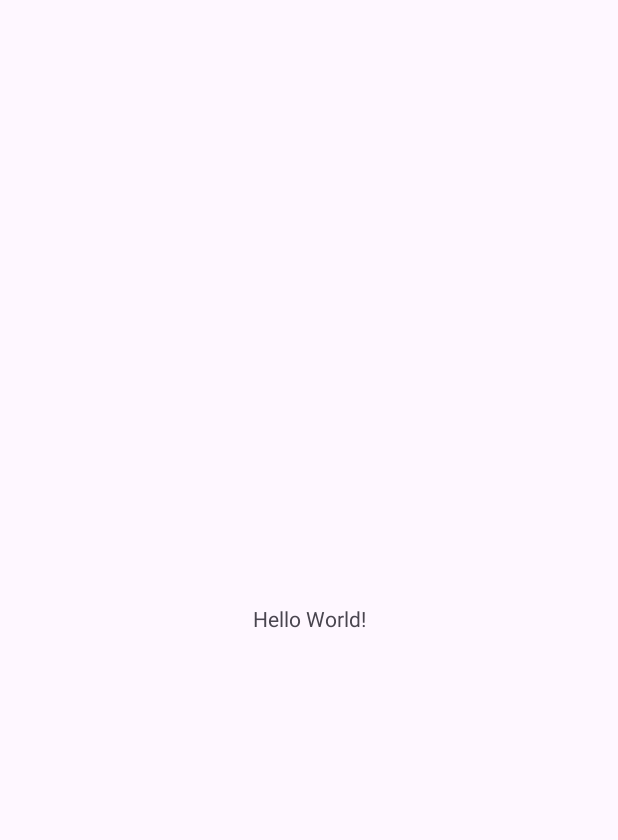
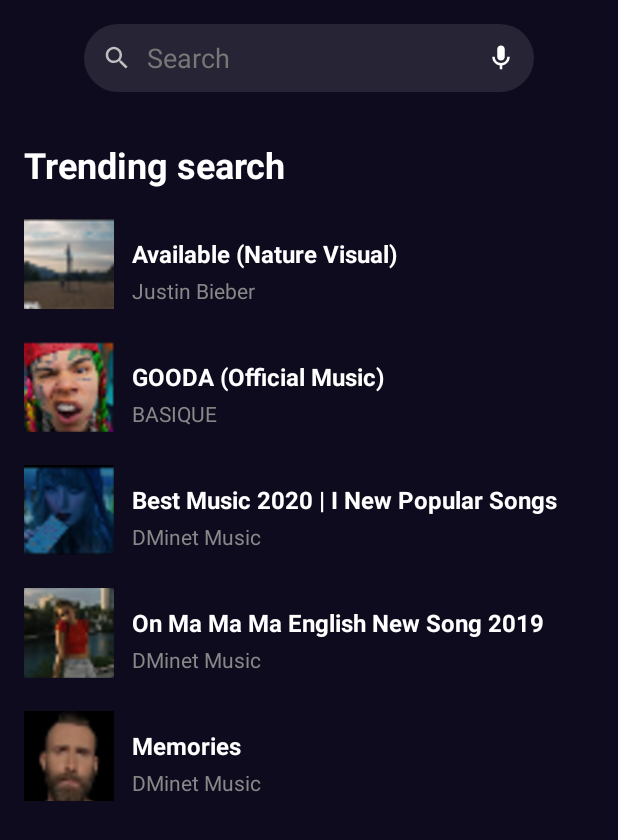
Before and after one commit to Quyenlam22/Group_8_Music_Flow, an Android app: the screen it shows after launch (MainActivity before the commit, Search after it), on a phone screen of 412 x 824 dp. Before the commit the part shown is almost empty. Shown: the top 840 px of the screen. Run offline under Robolectric (Android 15) with nearby library versions, the phone set to English and light mode, and no system bars.

Commit message:
UI search

```diff
--- a/app/src/main/AndroidManifest.xml
+++ b/app/src/main/AndroidManifest.xml
@@ -12,7 +12,7 @@
         android:supportsRtl="true"
         android:theme="@style/Theme.BTL">
         <activity
-            android:name=".ui.activity.MainActivity"
+            android:name=".ui.activity.Search"
             android:exported="true">
             <intent-filter>
                 <action android:name="android.intent.action.MAIN" />
--- a/app/src/main/java/com/vn/btl/ui/activity/MainActivity.java
+++ b/app/src/main/java/com/vn/btl/ui/activity/Search.java
@@ -10,14 +10,14 @@
 
 import com.vn.btl.R;
 
-public class MainActivity extends AppCompatActivity {
+public class Search extends AppCompatActivity {
 
     @Override
     protected void onCreate(Bundle savedInstanceState) {
         super.onCreate(savedInstanceState);
         EdgeToEdge.enable(this);
-        setContentView(R.layout.activity_main);
-        ViewCompat.setOnApplyWindowInsetsListener(findViewById(R.id.main), (v, insets) -> {
+        setContentView(R.layout.activity_search);
+        ViewCompat.setOnApplyWindowInsetsListener(findViewById(R.id.search), (v, insets) -> {
             Insets systemBars = insets.getInsets(WindowInsetsCompat.Type.systemBars());
             v.setPadding(systemBars.left, systemBars.top, systemBars.right, systemBars.bottom);
             return insets;
--- /dev/null
+++ b/app/src/main/res/drawable/ic_mic.xml
@@ -0,0 +1,12 @@
+<vector xmlns:android="http://schemas.android.com/apk/res/android"
+    android:width="24dp"
+    android:height="24dp"
+    android:viewportWidth="24"
+    android:viewportHeight="24">
+    <path
+        android:fillColor="#FFFFFF"
+        android:pathData="M12,14c1.66,0 2.99,-1.34 2.99,-3L15,5c0,-1.66 -1.34,-3 -3,-3S9,3.34 9,5v6c0,1.66 1.34,3 3,3z"/>
+    <path
+        android:fillColor="#FFFFFF"
+        android:pathData="M17,11c0,2.76 -2.24,5 -5,5s-5,-2.24 -5,-5H5c0,3.53 2.61,6.43 6,6.92V21h2v-3.08c3.39,-0.49 6,-3.39 6,-6.92h-2z"/>
+</vector>
--- /dev/null
+++ b/app/src/main/res/drawable/ic_search.xml
@@ -0,0 +1,9 @@
+<vector xmlns:android="http://schemas.android.com/apk/res/android"
+    android:width="24dp"
+    android:height="24dp"
+    android:viewportWidth="24"
+    android:viewportHeight="24">
+    <path
+        android:fillColor="#BFBFBF"
+        android:pathData="M15.5,14h-0.79l-0.28,-0.27C15.41,12.59 16,11.11 16,9.5 16,5.91 13.09,3 9.5,3S3,5.91 3,9.5 5.91,16 9.5,16c1.61,0 3.09,-0.59 4.23,-1.57l0.27,0.28v0.79l5,4.99L20.49,19l-4.99,-5zm-6,0C7.01,14 5,11.99 5,9.5S7.01,5 9.5,5 14,7.01 14,9.5 11.99,14 9.5,14z"/>
+</vector>
--- /dev/null
+++ b/app/src/main/res/drawable/search_background.xml
@@ -0,0 +1,5 @@
+<?xml version="1.0" encoding="utf-8"?>
+<shape xmlns:android="http://schemas.android.com/apk/res/android">
+    <solid android:color="#272435" />
+    <corners android:radius="25dp" />
+</shape>
--- a/app/src/main/res/layout/activity_main.xml
+++ /dev/null
@@ -1,19 +0,0 @@
-<?xml version="1.0" encoding="utf-8"?>
-<androidx.constraintlayout.widget.ConstraintLayout xmlns:android="http://schemas.android.com/apk/res/android"
-    xmlns:app="http://schemas.android.com/apk/res-auto"
-    xmlns:tools="http://schemas.android.com/tools"
-    android:id="@+id/main"
-    android:layout_width="match_parent"
-    android:layout_height="match_parent"
-    tools:context=".ui.activity.MainActivity">
-
-    <TextView
-        android:layout_width="wrap_content"
-        android:layout_height="wrap_content"
-        android:text="Hello World!"
-        app:layout_constraintBottom_toBottomOf="parent"
-        app:layout_constraintEnd_toEndOf="parent"
-        app:layout_constraintStart_toStartOf="parent"
-        app:layout_constraintTop_toTopOf="parent" />
-
-</androidx.constraintlayout.widget.ConstraintLayout>
--- /dev/null
+++ b/app/src/main/res/layout/activity_search.xml
@@ -0,0 +1,272 @@
+<?xml version="1.0" encoding="utf-8"?>
+<LinearLayout xmlns:android="http://schemas.android.com/apk/res/android"
+    android:id="@+id/search"
+    android:layout_width="match_parent"
+    android:layout_height="match_parent"
+    android:orientation="vertical"
+    android:background="#0e0b1e">
+
+    <!-- Search Bar -->
+    <LinearLayout
+        android:layout_width="match_parent"
+        android:layout_height="wrap_content"
+        android:orientation="horizontal"
+        android:gravity="center"
+        android:padding="16dp"
+        android:background="#0e0b1e">
+
+        <LinearLayout
+            android:layout_width="300dp"
+            android:layout_height="45dp"
+            android:orientation="horizontal"
+            android:gravity="center_vertical"
+            android:background="@drawable/search_background"
+            android:paddingStart="12dp"
+            android:paddingEnd="12dp">
+
+            <!-- Icon tìm kiếm -->
+            <ImageView
+                android:layout_width="20dp"
+                android:layout_height="20dp"
+                android:src="@drawable/ic_search"
+                />
+
+            <!-- Ô nhập text -->
+            <EditText
+                android:layout_width="0dp"
+                android:layout_height="match_parent"
+                android:layout_weight="1"
+                android:background="@android:color/transparent"
+                android:hint="Search"
+                android:textColor="#FFFFFF"
+                android:textColorHint="#777777"
+                android:paddingStart="10dp"
+                android:singleLine="true" />
+
+            <!-- Icon micro -->
+            <ImageView
+                android:layout_width="20dp"
+                android:layout_height="20dp"
+                android:src="@drawable/ic_mic"
+                 />
+
+        </LinearLayout>
+
+    </LinearLayout>
+
+
+    <!-- Content -->
+    <LinearLayout
+        android:layout_width="match_parent"
+        android:layout_height="match_parent"
+        android:orientation="vertical"
+        android:padding="16dp">
+
+        <!-- Title -->
+        <TextView
+            android:layout_width="match_parent"
+            android:layout_height="wrap_content"
+            android:text="Trending search"
+            android:textColor="#FFFFFF"
+            android:textSize="24sp"
+            android:textStyle="bold"
+            android:layout_marginBottom="20dp" />
+
+        <!-- Search Item 1 -->
+        <LinearLayout
+            android:layout_width="match_parent"
+            android:layout_height="70dp"
+            android:orientation="horizontal"
+            android:layout_marginBottom="12dp">
+
+            <ImageView
+                android:layout_width="60dp"
+                android:layout_height="60dp"
+                android:src="@drawable/search_placeholder1"
+                android:scaleType="centerCrop" />
+
+            <LinearLayout
+                android:layout_width="0dp"
+                android:layout_height="match_parent"
+                android:layout_weight="1"
+                android:orientation="vertical"
+                android:paddingStart="12dp"
+                android:gravity="center_vertical">
+
+                <TextView
+                    android:layout_width="match_parent"
+                    android:layout_height="wrap_content"
+                    android:text="Available (Nature Visual)"
+                    android:textColor="#FFFFFF"
+                    android:textSize="16sp"
+                    android:textStyle="bold" />
+
+                <TextView
+                    android:layout_width="match_parent"
+                    android:layout_height="wrap_content"
+                    android:text="Justin Bieber"
+                    android:textColor="#888888"
+                    android:textSize="14sp"
+                    android:layout_marginTop="4dp" />
+            </LinearLayout>
+        </LinearLayout>
+
+        <!-- Search Item 2 -->
+        <LinearLayout
+            android:layout_width="match_parent"
+            android:layout_height="70dp"
+            android:orientation="horizontal"
+            android:layout_marginBottom="12dp">
+
+            <ImageView
+                android:layout_width="60dp"
+                android:layout_height="60dp"
+                android:src="@drawable/search_placeholder2"
+                android:scaleType="centerCrop" />
+
+            <LinearLayout
+                android:layout_width="0dp"
+                android:layout_height="match_parent"
+                android:layout_weight="1"
+                android:orientation="vertical"
+                android:paddingStart="12dp"
+                android:gravity="center_vertical">
+
+                <TextView
+                    android:layout_width="match_parent"
+                    android:layout_height="wrap_content"
+                    android:text="GOODA (Official Music)"
+                    android:textColor="#FFFFFF"
+                    android:textSize="16sp"
+                    android:textStyle="bold" />
+
+                <TextView
+                    android:layout_width="match_parent"
+                    android:layout_height="wrap_content"
+                    android:text="BASIQUE"
+                    android:textColor="#888888"
+                    android:textSize="14sp"
+                    android:layout_marginTop="4dp" />
+            </LinearLayout>
+        </LinearLayout>
+
+        <!-- Search Item 3 -->
+        <LinearLayout
+            android:layout_width="match_parent"
+            android:layout_height="70dp"
+            android:orientation="horizontal"
+            android:layout_marginBottom="12dp">
+
+            <ImageView
+                android:layout_width="60dp"
+                android:layout_height="60dp"
+                android:src="@drawable/search_placeholder3"
+                android:scaleType="centerCrop" />
+
+            <LinearLayout
+                android:layout_width="0dp"
+                android:layout_height="match_parent"
+                android:layout_weight="1"
+                android:orientation="vertical"
+                android:paddingStart="12dp"
+                android:gravity="center_vertical">
+
+                <TextView
+                    android:layout_width="match_parent"
+                    android:layout_height="wrap_content"
+                    android:text="Best Music 2020 | I New Popular Songs"
+                    android:textColor="#FFFFFF"
+                    android:textSize="16sp"
+                    android:textStyle="bold" />
+
+                <TextView
+                    android:layout_width="match_parent"
+                    android:layout_height="wrap_content"
+                    android:text="DMinet Music"
+                    android:textColor="#888888"
+                    android:textSize="14sp"
+                    android:layout_marginTop="4dp" />
+            </LinearLayout>
+        </LinearLayout>
+
+        <!-- Search Item 4 -->
+        <LinearLayout
+            android:layout_width="match_parent"
+            android:layout_height="70dp"
+            android:orientation="horizontal"
+            android:layout_marginBottom="12dp">
+
+            <ImageView
+                android:layout_width="60dp"
+                android:layout_height="60dp"
+                android:src="@drawable/search_placeholder4"
+                android:scaleType="centerCrop" />
+
+            <LinearLayout
+                android:layout_width="0dp"
+                android:layout_height="match_parent"
+                android:layout_weight="1"
+                android:orientation="vertical"
+                android:paddingStart="12dp"
+                android:gravity="center_vertical">
+
+                <TextView
+                    android:layout_width="match_parent"
+                    android:layout_height="wrap_content"
+                    android:text="On Ma Ma Ma English New Song 2019"
+                    android:textColor="#FFFFFF"
+                    android:textSize="16sp"
+                    android:textStyle="bold" />
+
+                <TextView
+                    android:layout_width="match_parent"
+                    android:layout_height="wrap_content"
+                    android:text="DMinet Music"
+                    android:textColor="#888888"
+                    android:textSize="14sp"
+                    android:layout_marginTop="4dp" />
+            </LinearLayout>
+        </LinearLayout>
+
+        <!-- Search Item 5 -->
+        <LinearLayout
+            android:layout_width="match_parent"
+            android:layout_height="70dp"
+            android:orientation="horizontal"
+            android:layout_marginBottom="12dp">
+
+            <ImageView
+                android:layout_width="60dp"
+                android:layout_height="60dp"
+                android:src="@drawable/search_placeholder5"
+                android:scaleType="centerCrop" />
+
+            <LinearLayout
+                android:layout_width="0dp"
+                android:layout_height="match_parent"
+                android:layout_weight="1"
+                android:orientation="vertical"
+                android:paddingStart="12dp"
+                android:gravity="center_vertical">
+
+                <TextView
+                    android:layout_width="match_parent"
+                    android:layout_height="wrap_content"
+                    android:text="Memories"
+                    android:textColor="#FFFFFF"
+                    android:textSize="16sp"
+                    android:textStyle="bold" />
+
+                <TextView
+                    android:layout_width="match_parent"
+                    android:layout_height="wrap_content"
+                    android:text="DMinet Music"
+                    android:textColor="#888888"
+                    android:textSize="14sp"
+                    android:layout_marginTop="4dp" />
+            </LinearLayout>
+        </LinearLayout>
+
+    </LinearLayout>
+
+</LinearLayout>
--- a/app/src/main/res/values/colors.xml
+++ b/app/src/main/res/values/colors.xml
@@ -1,5 +1,6 @@
 <?xml version="1.0" encoding="utf-8"?>
 <resources>
-    <color name="black">#FF000000</color>
-    <color name="white">#FFFFFFFF</color>
+    <color name="bg_dark">#0C0C1E</color>
+    <color name="text_white">#FFFFFF</color>
+    <color name="text_gray">#8C8C8C</color>
 </resources>
```
Also changed, not shown: app/src/main/res/drawable/search.png (added), app/src/main/res/drawable/search_placeholder1.png (added), app/src/main/res/drawable/search_placeholder2.png (added), app/src/main/res/drawable/search_placeholder3.png (added), app/src/main/res/drawable/search_placeholder4.png (added), app/src/main/res/drawable/search_placeholder5.png (added).
